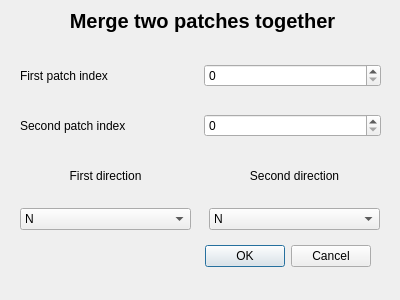
Old version of the form Labor/GUI/PatchMergeWindow.ui in the repository Moenish/II_II-CAGD.
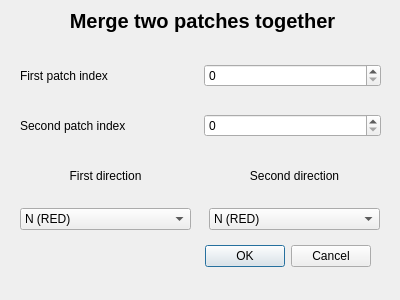
New version of the form.

```diff
--- a/Labor/GUI/PatchMergeWindow.ui
+++ b/Labor/GUI/PatchMergeWindow.ui
@@ -78,11 +78,11 @@
     <item>
      <widget class="QComboBox" name="patchMergeSecondDirectionComboBox">
       <property name="currentText">
-       <string>N</string>
+       <string>N (RED)</string>
       </property>
       <item>
        <property name="text">
-        <string>N</string>
+        <string>N (RED)</string>
        </property>
       </item>
       <item>
@@ -147,11 +147,11 @@
     <item>
      <widget class="QComboBox" name="patchMergeFirstDirectionComboBox">
       <property name="currentText">
-       <string>N</string>
+       <string>N (RED)</string>
       </property>
       <item>
        <property name="text">
-        <string>N</string>
+        <string>N (RED)</string>
        </property>
       </item>
       <item>
```
Left out of the diff: 28 changed lines with no effect on the pictures.
